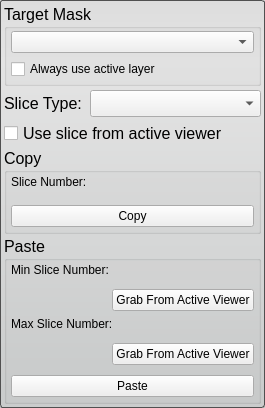
The window that Interface/ToolInterface/ClipboardToolInterface.ui (jessdtate/Seg3D) describes before a commit, drawn with Qt 5.
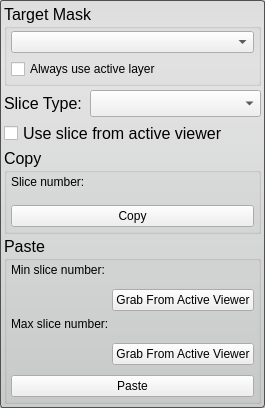
The same window after the commit. Custom widgets are drawn as their Qt base class.

Commit message: fixed Threshold Tool: Move "Create Threshold Layer" button to b... fixed Tools/Filters: Inconsistent capitalization for groupboxes fixed Tools/Filters: Inconsistent capitalization for checkboxes

Patch:
```diff
--- a/Interface/ToolInterface/ClipboardToolInterface.ui
+++ b/Interface/ToolInterface/ClipboardToolInterface.ui
@@ -155,7 +155,7 @@
       <item>
        <widget class="QLabel" name="label_2">
         <property name="text">
-         <string>Slice Number:</string>
+         <string>Slice number:</string>
         </property>
        </widget>
       </item>
@@ -229,7 +229,7 @@
       <item>
        <widget class="QLabel" name="label_3">
         <property name="text">
-         <string>Min Slice Number:</string>
+         <string>Min slice number:</string>
         </property>
        </widget>
       </item>
@@ -269,7 +269,7 @@
       <item>
        <widget class="QLabel" name="label_4">
         <property name="text">
-         <string>Max Slice Number:</string>
+         <string>Max slice number:</string>
         </property>
        </widget>
       </item>
```
The commit also changes 52 other files.
